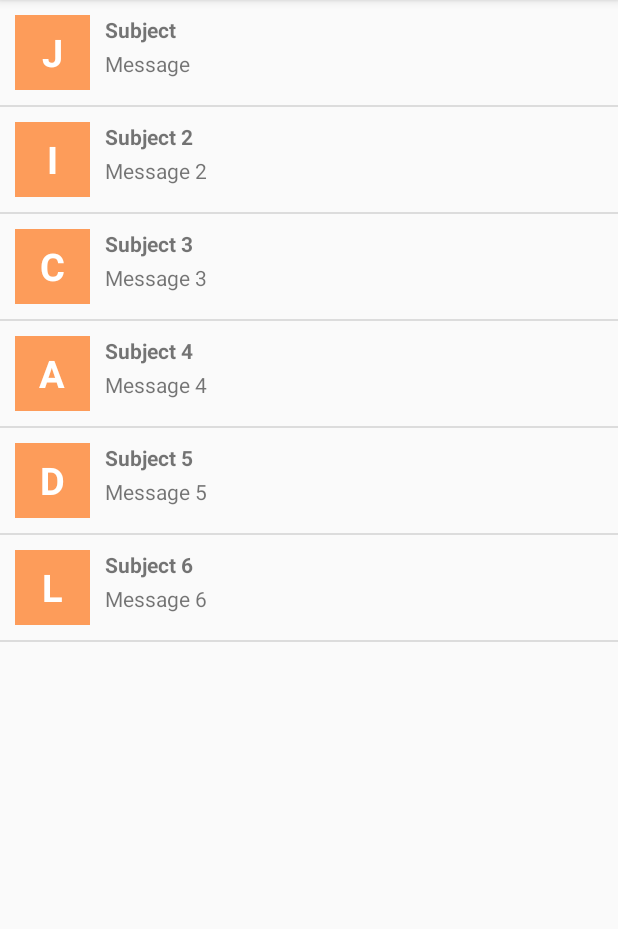
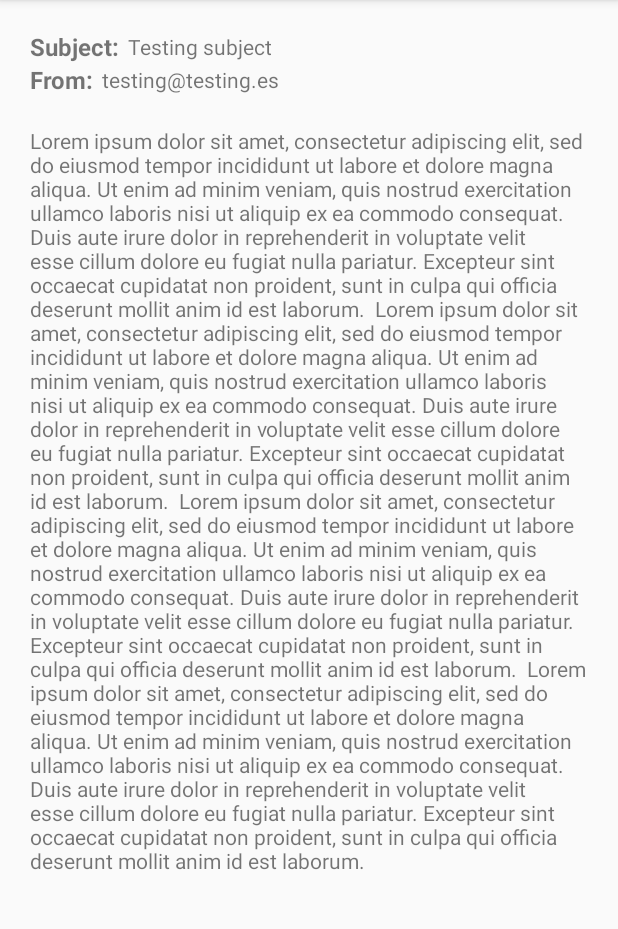
Before and after one commit to juliolopeztorres/android_course_session_06_lab, an Android app: the screen it shows after launch (MainActivity before the commit, DetailsActivity after it), after a tap on an icon or button, on a phone screen of 412 x 824 dp, the part 84-1013 px from its top. Run offline under Robolectric (Android 15) with nearby library versions, the light colour scheme and no system bars.

Commit message:
feat: Add blank new Detail activity and pass Mail POJO through

```diff
--- a/app/src/main/AndroidManifest.xml
+++ b/app/src/main/AndroidManifest.xml
@@ -16,6 +16,7 @@
                 <category android:name="android.intent.category.LAUNCHER" />
             </intent-filter>
         </activity>
+        <activity android:name=".activity.DetailsActivity"/>
     </application>
 
 </manifest>
--- /dev/null
+++ b/app/src/main/java/oob/mymail/activity/DetailsActivity.java
@@ -0,0 +1,41 @@
+package oob.mymail.activity;
+
+import android.content.Intent;
+import android.support.v7.app.AppCompatActivity;
+import android.os.Bundle;
+import android.util.Log;
+import android.widget.Toast;
+
+import oob.mymail.R;
+import oob.mymail.exception.MailNotFoundException;
+import oob.mymail.model.Mail;
+
+public class DetailsActivity extends AppCompatActivity {
+
+    @Override
+    protected void onCreate(Bundle savedInstanceState) {
+        super.onCreate(savedInstanceState);
+        setContentView(R.layout.activity_details);
+
+        try {
+            Mail mail = this.getMail();
+        } catch (MailNotFoundException e) {
+            processMailException(e.getMessage());
+        }
+    }
+
+    private void processMailException(String exeptionMessage) {
+        Log.i(String.valueOf(this.getApplicationInfo().uid), exeptionMessage);
+        Toast.makeText(this, exeptionMessage, Toast.LENGTH_SHORT).show();
+        this.finish();
+    }
+
+    public Mail getMail() throws MailNotFoundException {
+        Mail mail = (Mail) this.getIntent().getSerializableExtra("mail");
+        if (mail == null) {
+            throw new MailNotFoundException();
+        }
+
+        return mail;
+    }
+}
--- a/app/src/main/java/oob/mymail/activity/MainActivity.java
+++ b/app/src/main/java/oob/mymail/activity/MainActivity.java
@@ -1,7 +1,10 @@
 package oob.mymail.activity;
 
+import android.content.Intent;
 import android.support.v7.app.AppCompatActivity;
 import android.os.Bundle;
+
+import java.io.Serializable;
 
 import oob.mymail.R;
 import oob.mymail.fragment.ListFragment;
@@ -17,5 +20,8 @@ public class MainActivity extends AppCompatActivity implements ListFragment.List
 
     @Override
     public void onMailItemClick(Mail mail) {
+        Intent intent = new Intent(this, DetailsActivity.class);
+        intent.putExtra("mail", mail);
+        startActivity(intent);
     }
 }
--- /dev/null
+++ b/app/src/main/java/oob/mymail/exception/MailNotFoundException.java
@@ -0,0 +1,9 @@
+package oob.mymail.exception;
+
+public class MailNotFoundException extends Exception {
+    private static final String message  = "Mail not found";
+
+    public MailNotFoundException() {
+        super(MailNotFoundException.message);
+    }
+}
--- a/app/src/main/java/oob/mymail/model/Mail.java
+++ b/app/src/main/java/oob/mymail/model/Mail.java
@@ -1,6 +1,8 @@
 package oob.mymail.model;
 
-public class Mail {
+import java.io.Serializable;
+
+public class Mail implements Serializable {
     private String subject;
 
     private String message;
--- /dev/null
+++ b/app/src/main/res/layout/activity_details.xml
@@ -0,0 +1,78 @@
+<?xml version="1.0" encoding="utf-8"?>
+<ScrollView
+    xmlns:android="http://schemas.android.com/apk/res/android"
+    xmlns:tools="http://schemas.android.com/tools"
+    android:layout_width="match_parent"
+    android:layout_height="match_parent"
+    tools:context="oob.mymail.activity.DetailsActivity"
+    >
+    <LinearLayout
+        android:layout_width="match_parent"
+        android:layout_height="wrap_content"
+        android:padding="20dp"
+        android:orientation="vertical"
+        >
+
+        <LinearLayout
+            android:layout_width="match_parent"
+            android:layout_height="wrap_content"
+            android:orientation="horizontal"
+            >
+
+            <TextView
+                android:layout_width="wrap_content"
+                android:layout_height="match_parent"
+                android:text="Subject:"
+                android:textStyle="bold"
+                android:textSize="16sp"
+                android:layout_marginRight="5dp"
+                />
+
+            <TextView
+                android:layout_width="wrap_content"
+                android:layout_height="match_parent"
+                android:text="Testing subject"
+                android:layout_gravity="center"
+                android:gravity="center"
+                />
+        </LinearLayout>
+
+        <LinearLayout
+            android:layout_width="match_parent"
+            android:layout_height="wrap_content"
+            android:orientation="horizontal"
+            android:layout_marginBottom="20dp"
+            >
+
+            <TextView
+                android:layout_width="wrap_content"
+                android:layout_height="match_parent"
+                android:text="From:"
+                android:textStyle="bold"
+                android:textSize="16sp"
+                android:layout_marginRight="5dp"
+                />
+
+            <TextView
+                android:layout_width="wrap_content"
+                android:layout_height="match_parent"
+                android:text="testing@testing.es"
+                android:layout_gravity="center"
+                android:gravity="center"
+                />
+        </LinearLayout>
+
+        <TextView
+            android:layout_width="wrap_content"
+            android:layout_height="match_parent"
+            android:text="Lorem ipsum dolor sit amet, consectetur adipiscing elit, sed do eiusmod tempor incididunt ut labore et dolore magna aliqua. Ut enim ad minim veniam, quis nostrud exercitation ullamco laboris nisi ut aliquip ex ea commodo consequat. Duis aute irure dolor in reprehenderit in voluptate velit esse cillum dolore eu fugiat nulla pariatur. Excepteur sint occaecat cupidatat non proident, sunt in culpa qui officia deserunt mollit anim id est laborum.
+
+Lorem ipsum dolor sit amet, consectetur adipiscing elit, sed do eiusmod tempor incididunt ut labore et dolore magna aliqua. Ut enim ad minim veniam, quis nostrud exercitation ullamco laboris nisi ut aliquip ex ea commodo consequat. Duis aute irure dolor in reprehenderit in voluptate velit esse cillum dolore eu fugiat nulla pariatur. Excepteur sint occaecat cupidatat non proident, sunt in culpa qui officia deserunt mollit anim id est laborum.
+
+Lorem ipsum dolor sit amet, consectetur adipiscing elit, sed do eiusmod tempor incididunt ut labore et dolore magna aliqua. Ut enim ad minim veniam, quis nostrud exercitation ullamco laboris nisi ut aliquip ex ea commodo consequat. Duis aute irure dolor in reprehenderit in voluptate velit esse cillum dolore eu fugiat nulla pariatur. Excepteur sint occaecat cupidatat non proident, sunt in culpa qui officia deserunt mollit anim id est laborum.
+
+Lorem ipsum dolor sit amet, consectetur adipiscing elit, sed do eiusmod tempor incididunt ut labore et dolore magna aliqua. Ut enim ad minim veniam, quis nostrud exercitation ullamco laboris nisi ut aliquip ex ea commodo consequat. Duis aute irure dolor in reprehenderit in voluptate velit esse cillum dolore eu fugiat nulla pariatur. Excepteur sint occaecat cupidatat non proident, sunt in culpa qui officia deserunt mollit anim id est laborum."
+            />
+    </LinearLayout>
+
+</ScrollView>
```
